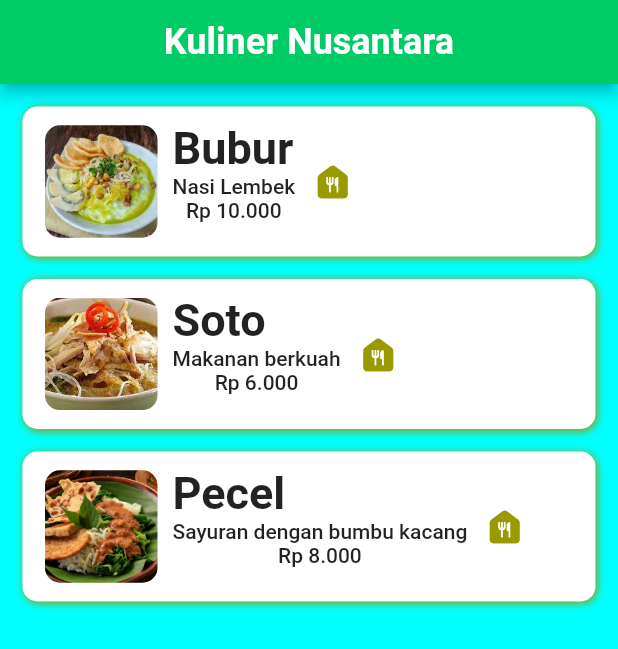
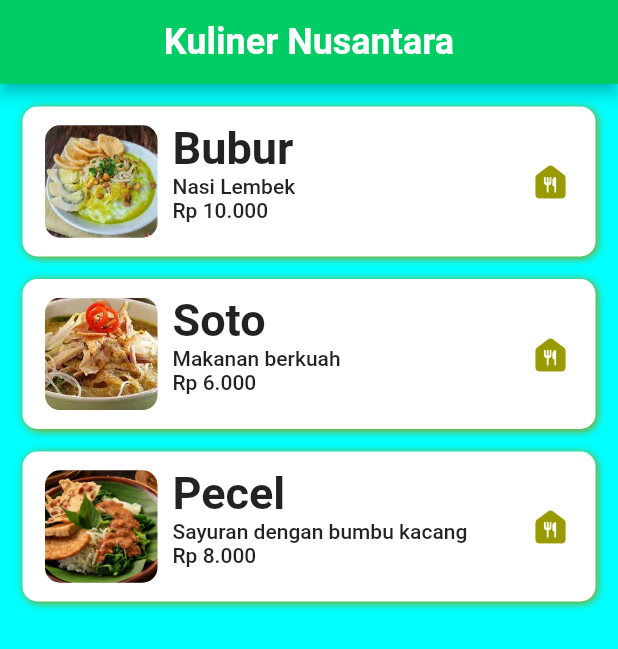
Before and after one commit to dedefaizzz/List-Kuliner, a Flutter app: the screen it shows after launch, on a phone screen of 412 x 824 dp. Shown: the top 649 px of the screen. Run offline on Flutter 3.47's test engine with Material 2 defaults, Android fonts, the phone set to English and light mode, and no system bars.

Commit message:
expanded pada icon di list item

```diff
--- a/lib/list_item.dart
+++ b/lib/list_item.dart
@@ -27,7 +27,8 @@ class ListItem extends StatelessWidget {
           SizedBox(
             width: 10,
           ),
-          Column(
+          Expanded(
+            child: Column(
               crossAxisAlignment: CrossAxisAlignment.start,
               children: [
                 Text(
@@ -40,6 +41,7 @@ class ListItem extends StatelessWidget {
                 deskripsiTeks(),
               ],
             ),
+          ),
           SizedBox(
             width: 10,
           ),
@@ -51,7 +53,6 @@ class ListItem extends StatelessWidget {
 
   Row icon() {
     return Row(
-      crossAxisAlignment: CrossAxisAlignment.end,
       children: [
         Icon(
           Icons.food_bank_rounded,
@@ -77,12 +78,14 @@ class ListItem extends StatelessWidget {
 
   Column deskripsiTeks() {
     return Column(
+      crossAxisAlignment: CrossAxisAlignment.start,
       children: [
         Text(
           makanan.deskripsi,
           style: TextStyle(
             fontWeight: FontWeight.w500,
           ),
+          overflow: TextOverflow.ellipsis,
         ),
         Text(
           makanan.harga,
```
Lines whose indentation alone changed are shown as unchanged.
